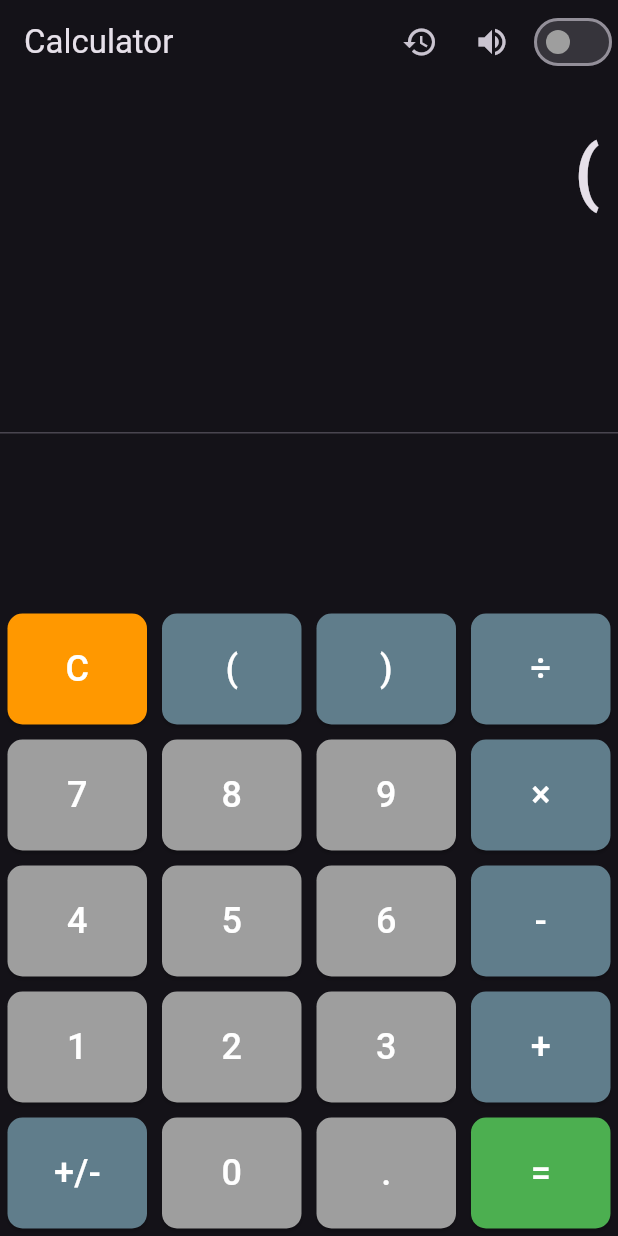
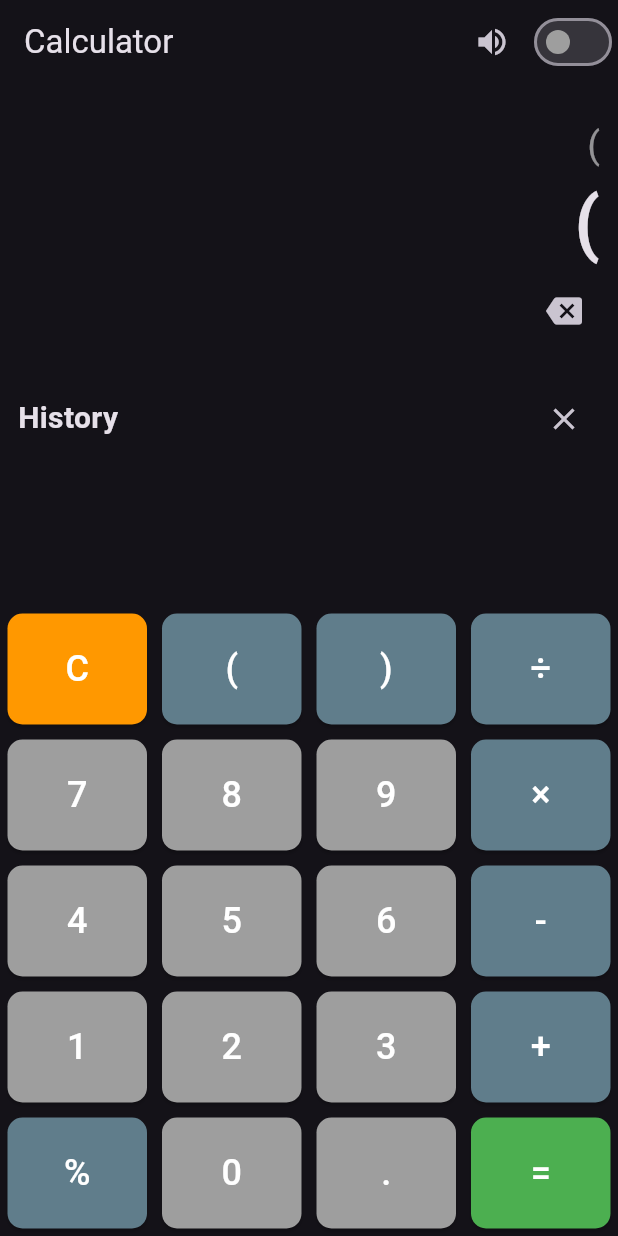
Before and after one commit to Pankaj-EC/Calculator, a Flutter app: the screen it shows after launch, after a tap on an icon or button, on a phone screen of 412 x 824 dp. Run offline on Flutter 3.47's test engine with Material 3 defaults, Android fonts, the phone set to English and light mode, and no system bars; our stand-ins replace flutter_tts.

Commit message:
App-0004 | Add back button and history window

```diff
--- a/lib/main.dart
+++ b/lib/main.dart
@@ -6,7 +6,7 @@ void main() {
 }
 
 class MyApp extends StatelessWidget {
-  const MyApp({super.key});
+  const MyApp({Key? key}) : super(key: key);
 
   @override
   Widget build(BuildContext context) {
@@ -25,8 +25,8 @@ class Calculator extends StatefulWidget {
 class _CalculatorState extends State<Calculator> {
   bool isGujarati = false;
   bool isSoundEnabled = true;
+  String input = "";
   String output = "0";
-  String history = "";
   List<String> historyList = [];
   String _output = "0";
   double num1 = 0;
@@ -75,6 +75,7 @@ class _CalculatorState extends State<Calculator> {
   void buttonPressed(String buttonText) {
     if (buttonText == "C") {
       _output = "0";
+      input = "";
       num1 = 0;
       num2 = 0;
       operand = "";
@@ -82,15 +83,20 @@ class _CalculatorState extends State<Calculator> {
       _output = _output.length > 1
           ? _output.substring(0, _output.length - 1)
           : "0";
+      input = input.length > 1
+          ? input.substring(0, input.length - 1)
+          : "";
     } else if (buttonText == "+" || buttonText == "-" || buttonText == "×" || buttonText == "÷") {
       if (isNumeric(_output)) {
         num1 = double.parse(_output);
         operand = buttonText;
         _output = "0";
+        input += buttonText;
       }
     } else if (buttonText == ".") {
       if (!_output.contains(".")) {
         _output += buttonText;
+        input += buttonText;
       }
     } else if (buttonText == "=") {
       if (isNumeric(_output)) {
@@ -111,12 +117,12 @@ class _CalculatorState extends State<Calculator> {
             break;
         }
 
-        historyList.add(getDisplayText("$num1 $operand $num2 = $_output"));
-        history += "$num1 $operand $num2 = $_output\n";
+        historyList.add(getDisplayText("$num1 $operand $num2=$_output"));
 
         num1 = 0;
         num2 = 0;
         operand = "";
+        input = "";
 
         // Speak the result
         _speak(_output);
@@ -127,6 +133,7 @@ class _CalculatorState extends State<Calculator> {
       } else {
         _output += buttonText;
       }
+      input += buttonText;
     }
 
     setState(() {
@@ -156,36 +163,6 @@ class _CalculatorState extends State<Calculator> {
     );
   }
 
-  void _showHistory() {
-    showDialog(
-      context: context,
-      builder: (context) {
-        return AlertDialog(
-          title: const Text("History"),
-          content: SingleChildScrollView(
-            child: Column(
-              children: [
-                SingleChildScrollView(
-                  child: ListBody(
-                    children: historyList.map((e) => Text(e)).toList(),
-                  ),
-                ),
-                ElevatedButton(
-                  onPressed: () {
-                    setState(() {
-                      historyList.clear();
-                    });
-                    Navigator.of(context).pop();
-                  },
-                  child: const Text("Clear History"),
-                ),
-              ],
-            ),
-          ),
-        );
-      },
-    );
-  }
 
   @override
   Widget build(BuildContext context) {
@@ -193,10 +170,6 @@ class _CalculatorState extends State<Calculator> {
       appBar: AppBar(
         title: const Text("Calculator"),
         actions: [
-          IconButton(
-            icon: const Icon(Icons.history),
-            onPressed: _showHistory,
-          ),
           IconButton(
             icon: Icon(
               isSoundEnabled ? Icons.volume_up : Icons.volume_off,
@@ -224,12 +197,73 @@ class _CalculatorState extends State<Calculator> {
           Container(
             alignment: Alignment.centerRight,
             padding: const EdgeInsets.symmetric(vertical: 24, horizontal: 12),
-            child: Text(
-              getDisplayText(output),
-              style: const TextStyle(fontSize: 48, fontWeight: FontWeight.bold),
+            child: Column(
+              crossAxisAlignment: CrossAxisAlignment.end,
+              children: [
+                Text(
+                  getDisplayText(input),
+                  style: const TextStyle(fontSize: 24, color: Colors.white54),
+                ),
+                Text(
+                  getDisplayText(output),
+                  style: const TextStyle(fontSize: 48, fontWeight: FontWeight.bold),
+                ),
+                IconButton(
+                  icon: const Icon(Icons.backspace),
+                  onPressed: () {
+                    buttonPressed("⌫");
+                  },
+                ),
+              ],
             ),
           ),
-          const Expanded(child: Divider()),
+          Expanded(
+            child: Container(
+              padding: const EdgeInsets.symmetric(horizontal: 12),
+              child: Column(
+                crossAxisAlignment: CrossAxisAlignment.start,
+                children: [
+                  Row(
+                    mainAxisAlignment: MainAxisAlignment.spaceBetween,
+                    children: [
+                      Text(
+                        "History",
+                        style: TextStyle(fontSize: 20, fontWeight: FontWeight.bold),
+                      ),
+                      IconButton(
+                        icon: Icon(Icons.clear),
+                        onPressed: () {
+                          setState(() {
+                            historyList.clear();
+                          });
+                        },
+                      ),
+                    ],
+                  ),
+                  Expanded(
+                    child: Scrollbar(
+                      thumbVisibility: true,
+                      child: ListView.builder(
+                        itemCount: historyList.length,
+                        itemBuilder: (context, index) {
+                          return Padding(
+                            padding: const EdgeInsets.symmetric(vertical: 2),
+                            child: ListTile(
+                              title: Text(
+                                historyList[index],
+                                textAlign: TextAlign.left,
+                                style: TextStyle(fontSize: 16),
+                              ),
+                            ),
+                          );
+                        },
+                      ),
+                    ),
+                  ),
+                ],
+              ),
+            ),
+          ),
           Column(
             children: [
               Row(
@@ -266,7 +300,7 @@ class _CalculatorState extends State<Calculator> {
               ),
               Row(
                 children: [
-                  buildButton("+/-", Colors.blueGrey),
+                  buildButton("%", Colors.blueGrey),
                   buildButton("0", Colors.grey),
                   buildButton(".", Colors.grey),
                   buildButton("=", Colors.green),
```
